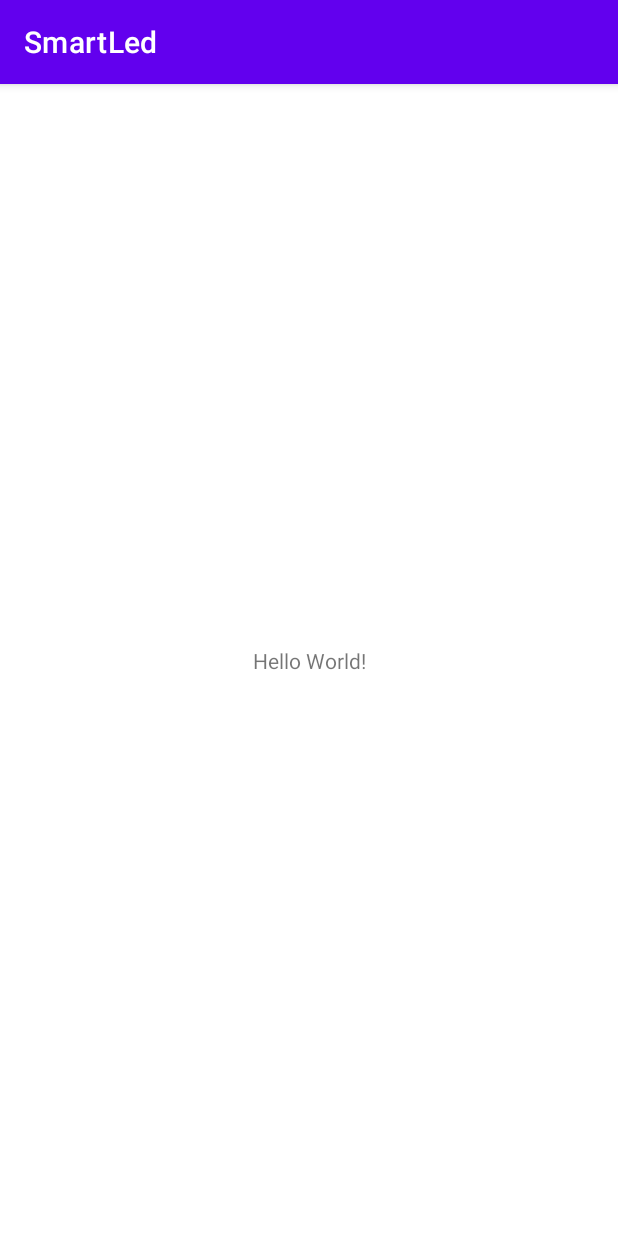
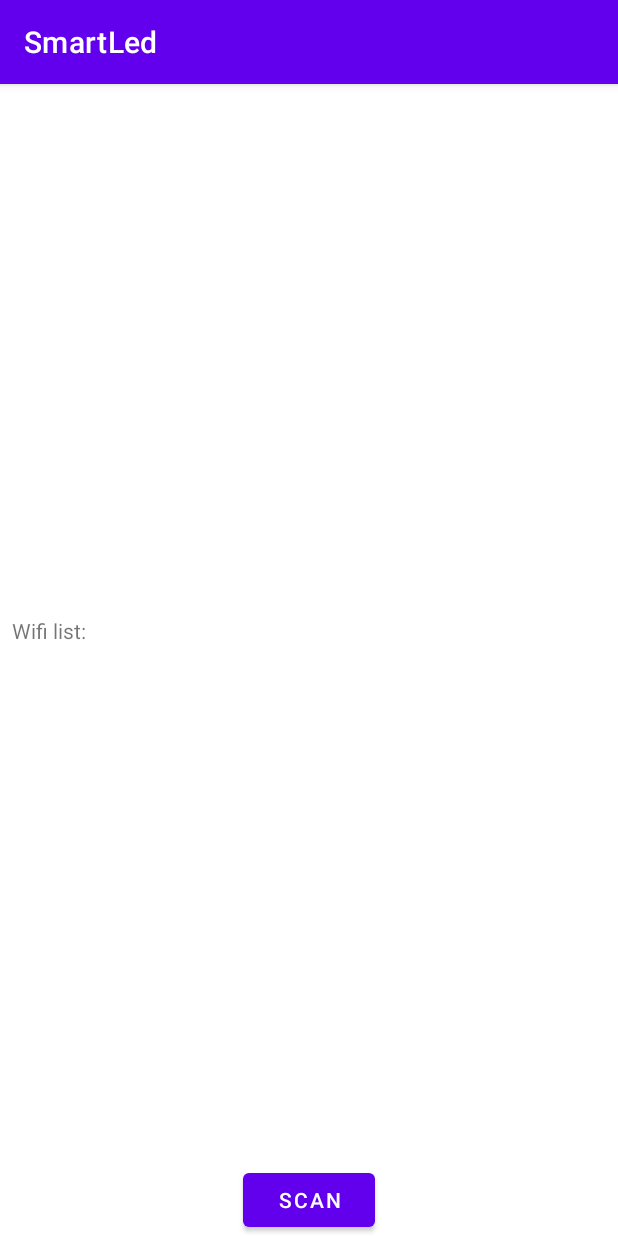
Before and after one commit to IvanNehaev/SmartLed, an Android app: the screen it shows after launch (MainActivity), on a phone screen of 412 x 824 dp. Run offline under Robolectric (Android 15) with nearby library versions, the phone set to English and light mode, and no system bars.

Commit message:
trying to scan wifi

```diff
--- a/app/src/main/AndroidManifest.xml
+++ b/app/src/main/AndroidManifest.xml
@@ -2,6 +2,12 @@
 <manifest xmlns:android="http://schemas.android.com/apk/res/android"
     package="com.nekhaev.android.smartled">
 
+    <uses-feature android:name="android.hardware.wifi"/>
+    <uses-permission android:name="android.permission.INTERNET"/>
+    <uses-permission android:name="android.permission.ACCESS_WIFI_STATE"/>
+    <uses-permission android:name="android.permission.ACCESS_FINE_LOCATION"/>
+    <uses-permission android:name="android.permission.ACCESS_COARSE_LOCATION"/>
+    <uses-permission android:name="android.permission.CHANGE_WIFI_STATE"/>
     <application
         android:allowBackup="true"
         android:icon="@mipmap/ic_launcher"
@@ -9,6 +15,7 @@
         android:roundIcon="@mipmap/ic_launcher_round"
         android:supportsRtl="true"
         android:theme="@style/Theme.SmartLed">
+
         <activity
             android:name=".MainActivity"
             android:exported="true">
--- a/app/src/main/java/com/nekhaev/android/smartled/MainActivity.kt
+++ b/app/src/main/java/com/nekhaev/android/smartled/MainActivity.kt
@@ -1,11 +1,55 @@
 package com.nekhaev.android.smartled
 
+import android.content.BroadcastReceiver
+import android.content.Context
+import android.content.Intent
+import android.content.IntentFilter
+import android.net.wifi.WifiManager
 import androidx.appcompat.app.AppCompatActivity
 import android.os.Bundle
+import android.widget.Button
+import android.widget.TextView
 
 class MainActivity : AppCompatActivity() {
+
+    private lateinit var txtWifi: TextView
+    lateinit var btnScan: Button
+
+    private lateinit var wifiManager: WifiManager
+
     override fun onCreate(savedInstanceState: Bundle?) {
         super.onCreate(savedInstanceState)
+
+        setupView()
+        setupWifi()
+    }
+
+    private fun setupView() {
         setContentView(R.layout.activity_main)
+        txtWifi = findViewById(R.id.txtWifi)
+        btnScan = findViewById(R.id.btnStartScan)
+
+        btnScan.setOnClickListener {
+            startScan()
+        }
+    }
+
+    private fun setupWifi() {
+        registerReceiver(WifiScanReceiver(), IntentFilter(WifiManager.SCAN_RESULTS_AVAILABLE_ACTION))
+
+        wifiManager = applicationContext.getSystemService(Context.WIFI_SERVICE) as WifiManager
+    }
+
+    private fun startScan() {
+        val scanList = wifiManager.scanResults
+        if (scanList.isNotEmpty()) {
+            txtWifi.text = scanList[0].toString()
+        }
     }
 }
+
+class WifiScanReceiver: BroadcastReceiver() {
+    override fun onReceive(p0: Context?, p1: Intent?) {
+        TODO("Not yet implemented")
+    }
+}
--- a/app/src/main/res/layout/activity_main.xml
+++ b/app/src/main/res/layout/activity_main.xml
@@ -7,12 +7,23 @@
     tools:context=".MainActivity">
 
     <TextView
+        android:id="@+id/txtWifi"
         android:layout_width="wrap_content"
         android:layout_height="wrap_content"
-        android:text="Hello World!"
-        app:layout_constraintBottom_toBottomOf="parent"
-        app:layout_constraintLeft_toLeftOf="parent"
-        app:layout_constraintRight_toRightOf="parent"
+        android:layout_marginStart="8dp"
+        android:layout_marginTop="8dp"
+        android:text="@string/wifi_list"
+        app:layout_constraintBottom_toTopOf="@+id/btnStartScan"
+        app:layout_constraintStart_toStartOf="parent"
         app:layout_constraintTop_toTopOf="parent" />
 
+    <Button
+        android:id="@+id/btnStartScan"
+        android:layout_width="wrap_content"
+        android:layout_height="wrap_content"
+        android:text="@string/scan"
+        app:layout_constraintBottom_toBottomOf="parent"
+        app:layout_constraintEnd_toEndOf="parent"
+        app:layout_constraintStart_toStartOf="parent" />
+
 </androidx.constraintlayout.widget.ConstraintLayout>
--- a/app/src/main/res/values/strings.xml
+++ b/app/src/main/res/values/strings.xml
@@ -1,3 +1,5 @@
 <resources>
     <string name="app_name">SmartLed</string>
+    <string name="wifi_list">Wifi list:</string>
+    <string name="scan">Scan</string>
 </resources>
```
